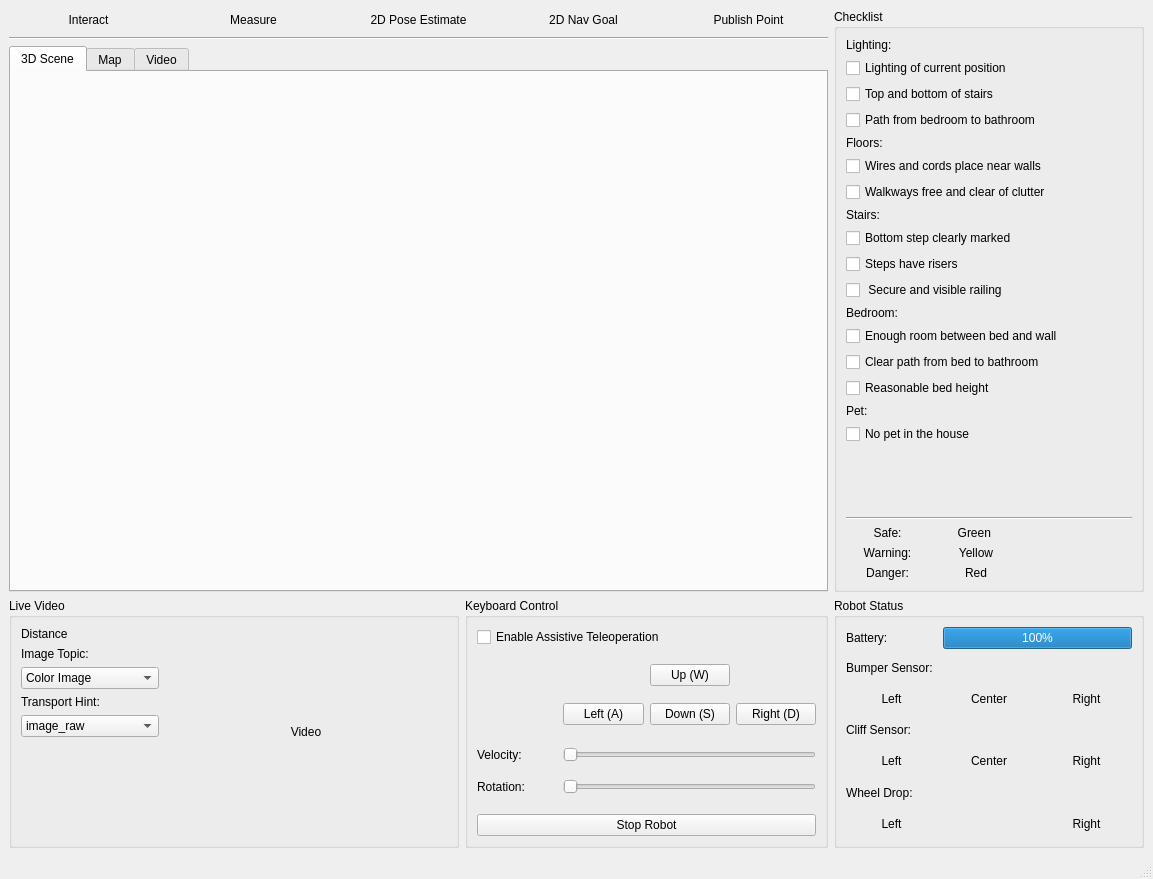
The window that fallrisk_gui/fallrisk_rviz_gui/src/fallrisk_gui.ui (rxdu/fall_risk_project_ros) describes before a commit, drawn with Qt 5.
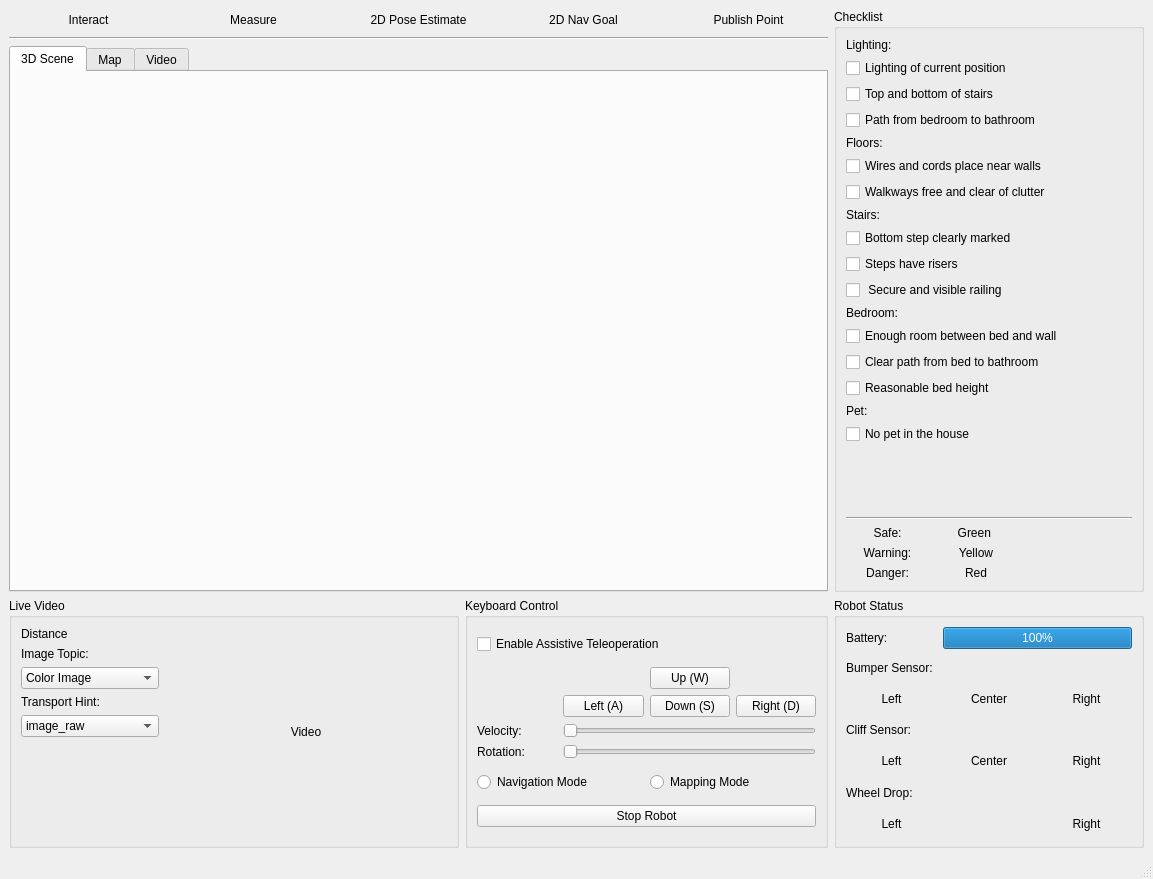
The same window after the commit.

Patch:
```diff
--- a/fallrisk_gui/fallrisk_rviz_gui/src/fallrisk_gui.ui
+++ b/fallrisk_gui/fallrisk_rviz_gui/src/fallrisk_gui.ui
@@ -503,15 +503,22 @@
        <string>Keyboard Control</string>
       </property>
       <layout class="QGridLayout" name="gridLayout_2">
-       <item row="0" column="0">
-        <widget class="QCheckBox" name="checkBox">
+       <item row="0" column="0" colspan="2">
+        <widget class="QCheckBox" name="cbEnableAssistTeleOp">
          <property name="text">
           <string>Enable Assistive Teleoperation</string>
          </property>
         </widget>
        </item>
-       <item row="1" column="0">
+       <item row="1" column="0" colspan="2">
         <layout class="QGridLayout" name="gridLayout_5">
+         <item row="3" column="0">
+          <widget class="QLabel" name="label_2">
+           <property name="text">
+            <string>Rotation:</string>
+           </property>
+          </widget>
+         </item>
          <item row="1" column="4">
           <widget class="QPushButton" name="btnRight">
            <property name="text">
@@ -540,7 +547,7 @@
            </property>
           </widget>
          </item>
-         <item row="3" column="2" colspan="3">
+         <item row="2" column="2" colspan="3">
           <widget class="QSlider" name="sliderLinearVel">
            <property name="minimum">
             <number>0</number>
@@ -553,49 +560,49 @@
            </property>
           </widget>
          </item>
-         <item row="4" column="2" colspan="3">
-          <widget class="QSlider" name="sliderAngularVel">
-           <property name="minimum">
-            <number>0</number>
-           </property>
-           <property name="maximum">
-            <number>100</number>
-           </property>
-           <property name="orientation">
-            <enum>Qt::Horizontal</enum>
-           </property>
-          </widget>
-         </item>
-         <item row="3" column="0">
+         <item row="2" column="0">
           <widget class="QLabel" name="label">
            <property name="text">
             <string>Velocity:</string>
            </property>
           </widget>
          </item>
-         <item row="4" column="0">
-          <widget class="QLabel" name="label_2">
-           <property name="text">
-            <string>Rotation:</string>
+         <item row="3" column="2" colspan="3">
+          <widget class="QSlider" name="sliderAngularVel">
+           <property name="minimum">
+            <number>0</number>
            </property>
-          </widget>
-         </item>
-         <item row="2" column="2" colspan="3">
-          <spacer name="horizontalSpacer">
+           <property name="maximum">
+            <number>100</number>
+           </property>
            <property name="orientation">
             <enum>Qt::Horizontal</enum>
            </property>
-           <property name="sizeHint" stdset="0">
-            <size>
-             <width>40</width>
-             <height>5</height>
-            </size>
-           </property>
-          </spacer>
+          </widget>
          </item>
         </layout>
        </item>
        <item row="2" column="0">
+        <widget class="QRadioButton" name="rbNavMode">
+         <property name="text">
+          <string>Navigation Mode</string>
+         </property>
+         <attribute name="buttonGroup">
+          <string notr="true">btnGroupNavModeSwitch</string>
+         </attribute>
+        </widget>
+       </item>
+       <item row="2" column="1">
+        <widget class="QRadioButton" name="rbMappingMode">
+         <property name="text">
+          <string>Mapping Mode</string>
+         </property>
+         <attribute name="buttonGroup">
+          <string notr="true">btnGroupNavModeSwitch</string>
+         </attribute>
+        </widget>
+       </item>
+       <item row="3" column="0" colspan="2">
         <widget class="QPushButton" name="pushButton_4">
          <property name="styleSheet">
           <string notr="true"/>
```
Left out of the diff: 1 changed line with no effect on the pictures.
